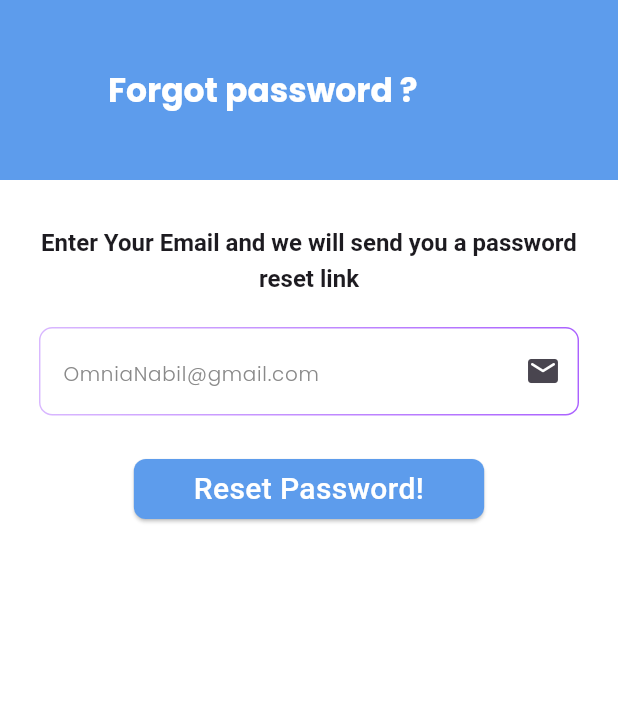
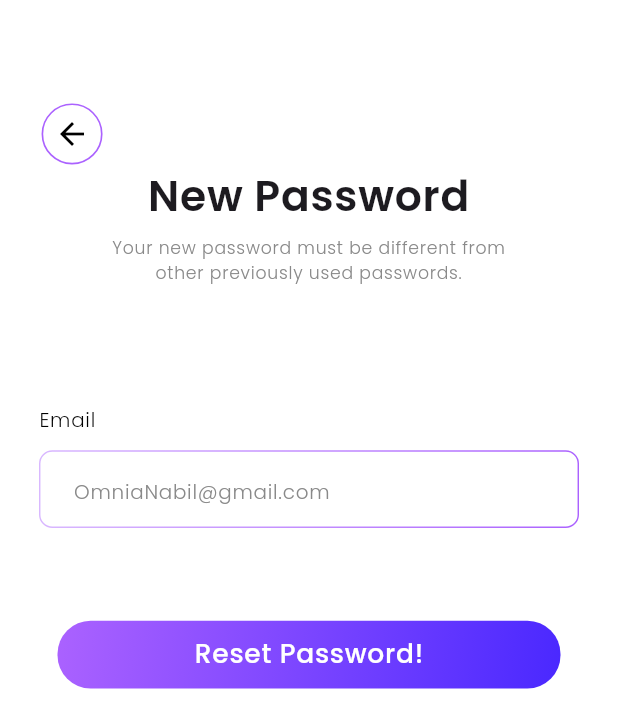
Before and after one commit to Omnia-97/Do-Bee, a Flutter app: the ForgotPasswordPage screen opened directly, on a phone screen of 412 x 824 dp. Shown: the top 728 px of the screen. Run offline on Flutter 3.47's test engine with Material 3 defaults, Android fonts, the phone set to English and light mode, and no system bars; our stand-ins replace animated_custom_dropdown, cloud_firestore, easy_date_timeline, firebase_auth, firebase_core, firebase_crashlytics and 9 more; missing offline and left inert: text_divider; accounts and stored records are empty; generated files the repository leaves out were written again.

Commit message:
forget pass ui updated

```diff
--- a/lib/core/config/app_theme_manager.dart
+++ b/lib/core/config/app_theme_manager.dart
@@ -5,6 +5,7 @@ class AppThemeManager {
   static const Color primaryColor = Color(0xFF5D9CEC);
   static const Color darkPrimaryColor = Color(0xFF060E1E);
   static const Color darkSecondColor = Color(0xFF141922);
+  static const Color primaryPurpleColor = Color(0xFFAB62FF);
   static const Color blackColor = Colors.black;
   static const Color whiteColor = Colors.white;
   static ThemeData lightTheme = ThemeData(
--- /dev/null
+++ b/lib/core/widgets/custom_nav.dart
@@ -0,0 +1,36 @@
+import 'package:flutter/material.dart';
+import 'package:flutter_screenutil/flutter_screenutil.dart';
+
+import '../config/app_theme_manager.dart';
+
+class ReturnButton extends StatelessWidget {
+  const ReturnButton({super.key});
+
+  @override
+  Widget build(BuildContext context) {
+    return InkWell(
+      onTap: () {
+        Navigator.pop(context);
+      },
+      child: Container(
+        alignment: AlignmentDirectional.center,
+        width: 46.w,
+        height: 46.h,
+        decoration: BoxDecoration(
+          shape: BoxShape.circle,
+          border: Border.all(
+            width: 1.1,
+            color: AppThemeManager.primaryPurpleColor,
+          ),
+        ),
+        child: const Center(
+          child: Icon(
+            Icons.arrow_back,
+            size: 24,
+            color: Colors.black,
+          ),
+        ),
+      ),
+    );
+  }
+}
--- a/lib/features/login/pages/forgot_pw_page.dart
+++ b/lib/features/login/pages/forgot_pw_page.dart
@@ -1,10 +1,12 @@
-import 'package:DooBee/core/config/app_theme_manager.dart';
 import 'package:DooBee/features/settings_provider.dart';
 import 'package:firebase_auth/firebase_auth.dart';
 import 'package:flutter/material.dart';
+import 'package:flutter_gen/gen_l10n/app_localizations.dart';
 import 'package:flutter_screenutil/flutter_screenutil.dart';
 import 'package:provider/provider.dart';
-import 'package:flutter_gen/gen_l10n/app_localizations.dart';
+
+import '../../../core/widgets/custom_nav.dart';
+import '../widgets/custom_button.dart';
 import '../widgets/custom_textformfield.dart';
 
 class ForgotPasswordPage extends StatefulWidget {
@@ -16,6 +18,7 @@ class ForgotPasswordPage extends StatefulWidget {
 
 class _ForgotPasswordPageState extends State<ForgotPasswordPage> {
   var emailController = TextEditingController();
+
   @override
   void dispose() {
     emailController.dispose();
@@ -76,42 +79,57 @@ class _ForgotPasswordPageState extends State<ForgotPasswordPage> {
     var theme = Theme.of(context);
     var provider = Provider.of<MyProvider>(context);
     return Scaffold(
-      appBar: AppBar(
-        iconTheme:  IconThemeData(
-          color: provider.themeMode==ThemeMode.light?Colors.white:AppThemeManager.darkPrimaryColor,
-        ),
-        leading: Container(
-          width: 46.w,
-          height: 46.h,
-          decoration: BoxDecoration(
-            shape: BoxShape.circle,
-
-          ),
-        ),
-        backgroundColor: AppThemeManager.primaryColor,
-        title: Text(appLocalizations.forgetPassword,
-            style: theme.textTheme.titleLarge),
-        toolbarHeight: 120,
-      ),
       body: Padding(
-        padding: const EdgeInsets.symmetric(horizontal: 26, vertical: 15),
+        padding: const EdgeInsets.symmetric(horizontal: 26),
         child: Column(
           children: [
-            const SizedBox(
-              height: 15,
+            Align(
+              alignment: AlignmentDirectional.centerStart,
+              child: Padding(
+                padding: EdgeInsets.only(top: 78.h),
+                child: const ReturnButton(),
+              ),
             ),
             Text(
-              appLocalizations.resetTitle,
-              style: theme.textTheme.displayMedium?.copyWith(height: 1.5),
+              appLocalizations.newPassword,
+              style: theme.textTheme.bodyLarge
+                  ?.copyWith(fontSize: 32.sp, fontWeight: FontWeight.w600),
               textAlign: TextAlign.center,
             ),
-            const SizedBox(
-              height: 20,
+            SizedBox(
+              height: 5.h,
+            ),
+            Text(
+              appLocalizations.diffPass,
+              style: theme.textTheme.bodyLarge?.copyWith(
+                  fontSize: 13.sp,
+                  fontWeight: FontWeight.w300,
+                  color: const Color(0xFF898989)),
+              textAlign: TextAlign.center,
+            ),
+            SizedBox(
+              height: 90.h,
+            ),
+            Align(
+              alignment: AlignmentDirectional.centerStart,
+              child: Text(
+                appLocalizations.email,
+                style: theme.textTheme.bodyLarge!.copyWith(
+                  fontSize: 15.sp,
+                  fontWeight: FontWeight.w300,
+                  color: provider.changeCardInactiveColor(),
+                ),
+              ),
+            ),
+            SizedBox(
+              height: 12.h,
             ),
             CustomTextFormFieldRegister(
               hintText: appLocalizations.emailHint,
-              suffixIcon: const Icon(Icons.email_rounded),
               controller: emailController,
+              contentPadding:
+                  EdgeInsets.symmetric(vertical: 14.h, horizontal: 20.w),
+              //controller: emailController,
               keyboardType: TextInputType.emailAddress,
               onValidate: (value) {
                 if (value == null || value.trim().isEmpty) {
@@ -120,26 +138,12 @@ class _ForgotPasswordPageState extends State<ForgotPasswordPage> {
                 return null;
               },
             ),
-            const SizedBox(
-              height: 25,
+            SizedBox(
+              height: 70.h,
             ),
-            ElevatedButton(
+            CustomButton(
               onPressed: resetPassword,
-              style: ElevatedButton.styleFrom(
-                backgroundColor: AppThemeManager.primaryColor,
-                padding: const EdgeInsets.symmetric(horizontal: 40),
-                shape: RoundedRectangleBorder(
-                  borderRadius: BorderRadius.circular(8),
-                ),
-              ),
-              child: Text(
-                appLocalizations.reset,
-                textAlign: TextAlign.center,
-                style: theme.textTheme.bodyMedium?.copyWith(
-                    color: Colors.white,
-                    fontSize: 20,
-                    fontWeight: FontWeight.w500),
-              ),
+              buttonText: appLocalizations.reset,
             ),
           ],
         ),
--- a/lib/l10n/app_ar.arb
+++ b/lib/l10n/app_ar.arb
@@ -63,5 +63,7 @@
  "reset": "إعادة تعيين كلمة المرور!",
  "resetTitle": "أدخل بريدك الالكترونى و سوف يرسل اليك رابط إعاده تعيين كلمة المرور",
  "tryAgain": "حاول مرة اخرى",
- "welcomeBack":"مرحبًا! أهلاً بعودتك، لقد افتقدناك"
+ "welcomeBack":"مرحبًا! أهلاً بعودتك، لقد افتقدناك" ,
+ "newPassword":"كلمة مرور جديدة",
+ "diffPass" : "يجب ان تكون كلمة المرور الجديدة مختلفة عن كلمات المرور التى تم تسجيلها سابقا"
 }
--- a/lib/l10n/app_en.arb
+++ b/lib/l10n/app_en.arb
@@ -62,7 +62,10 @@
   "resetPassword": "Password reset link sent! check your Email",
   "reset": "Reset Password!",
   "resetTitle": "Enter Your Email and we will send you a password reset link",
-  "welcomeBack": "Hi! Welcome back, you’ve been missed"
+  "welcomeBack": "Hi! Welcome back, you’ve been missed" ,
+  "newPassword" : "New Password",
+  "diffPass": "Your new password must be different from\nother previously used passwords."
+
 
 
 }
```
